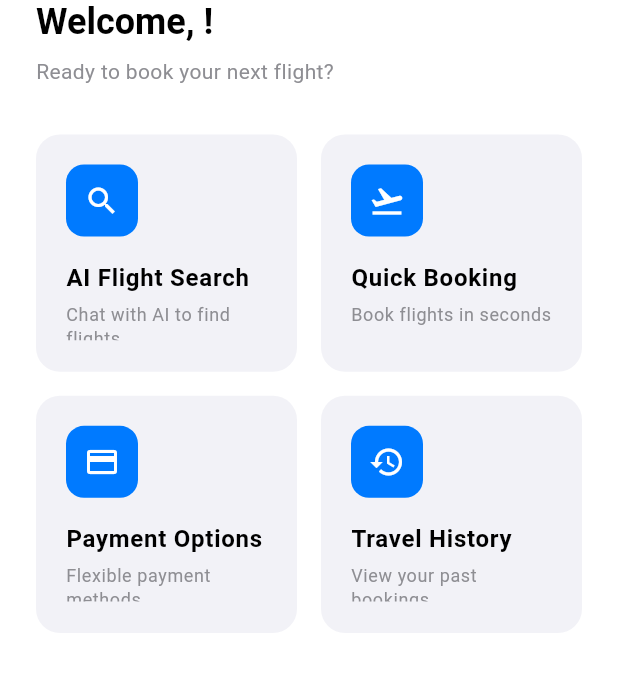
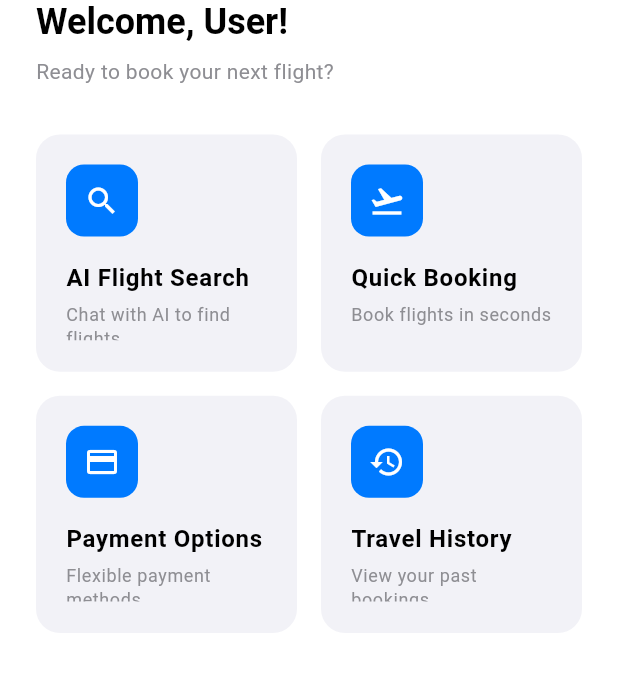
Before and after one commit to MohamedImran10/LL_frontend, a Flutter app: the DashboardScreen screen opened by its route, after a tap on "AI Flight Search", on a phone screen of 412 x 824 dp, the part 122-799 px from its top. Run offline on Flutter 3.47's test engine with Material 3 defaults, Android fonts, the phone set to English and light mode, and no system bars; our stand-ins replace get, shared_preferences; accounts and stored records are empty.

Commit message:
error fixed

```diff
--- a/frontend/lib/app/views/home/dashboard_screen.dart
+++ b/frontend/lib/app/views/home/dashboard_screen.dart
@@ -1,15 +1,14 @@
 import 'package:flutter/material.dart';
 import 'package:get/get.dart';
-import '../../controllers/auth_controller.dart';
+import '../../services/storage_service.dart';
 import '../../utils/app_theme.dart';
+import '../../utils/app_routes.dart';
 
 class DashboardScreen extends StatelessWidget {
   const DashboardScreen({super.key});
 
   @override
   Widget build(BuildContext context) {
-    final authController = Get.put(AuthController());
-
     return Scaffold(
       backgroundColor: AppColors.white,
       appBar: AppBar(
@@ -31,9 +30,17 @@ class DashboardScreen extends StatelessWidget {
                       child: const Text('Cancel'),
                     ),
                     ElevatedButton(
-                      onPressed: () {
+                      onPressed: () async {
                         Navigator.pop(context);
-                        authController.logout();
+                        // Clear user data and navigate to login
+                        await StorageService.to.clearUserData();
+                        Get.offAllNamed(AppRoutes.login);
+                        Get.snackbar(
+                          'Success',
+                          'Logged out successfully!',
+                          backgroundColor: Colors.green,
+                          colorText: Colors.white,
+                        );
                       },
                       child: const Text('Logout'),
                     ),
@@ -51,13 +58,19 @@ class DashboardScreen extends StatelessWidget {
             crossAxisAlignment: CrossAxisAlignment.start,
             children: [
               // Welcome message
-              Obx(() => Text(
-                'Welcome, ${authController.currentUser.value?.name ?? 'User'}!',
-                style: Theme.of(context).textTheme.headlineMedium?.copyWith(
-                  color: AppColors.black,
-                  fontWeight: FontWeight.bold,
-                ),
-              )),
+              FutureBuilder<String>(
+                future: _getUserName(),
+                builder: (context, snapshot) {
+                  final userName = snapshot.data ?? 'User';
+                  return Text(
+                    'Welcome, $userName!',
+                    style: Theme.of(context).textTheme.headlineMedium?.copyWith(
+                      color: AppColors.black,
+                      fontWeight: FontWeight.bold,
+                    ),
+                  );
+                },
+              ),
 
               const SizedBox(height: 8),
 
@@ -218,4 +231,13 @@ class DashboardScreen extends StatelessWidget {
       ),
     );
   }
+
+  Future<String> _getUserName() async {
+    try {
+      final userName = StorageService.to.userName;
+      return userName.isNotEmpty ? userName : 'User';
+    } catch (e) {
+      return 'User';
+    }
+  }
 }
```
Also changed, not shown: frontend/lib/app/controllers/auth_controller.dart (+7 -14 lines).
